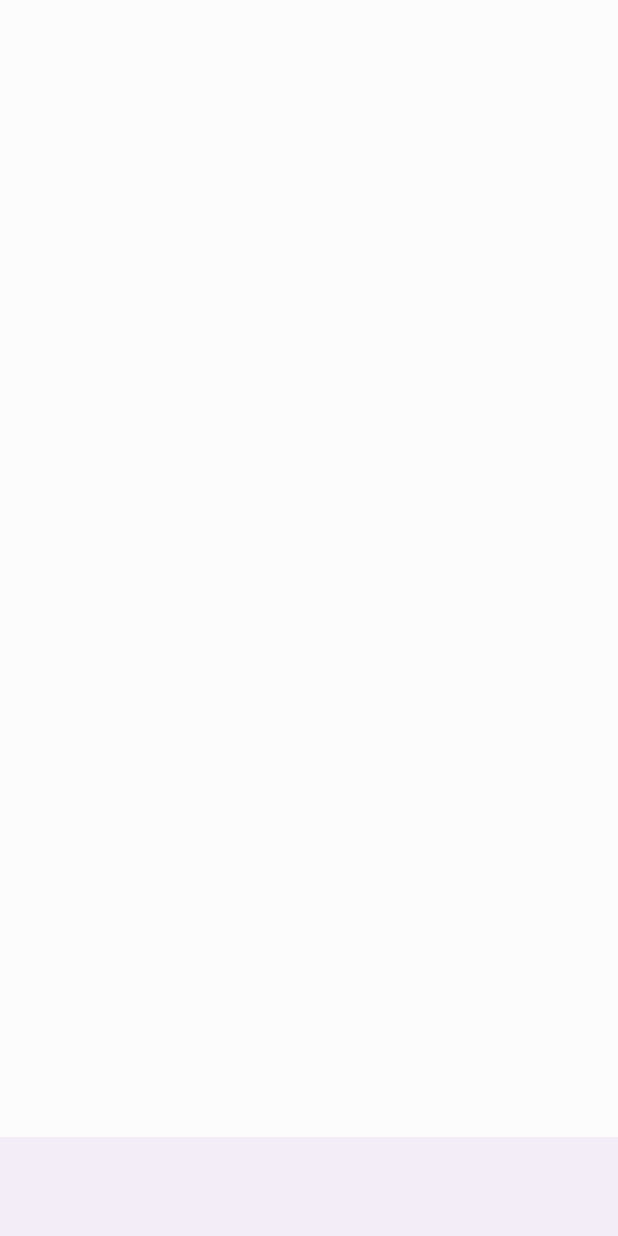
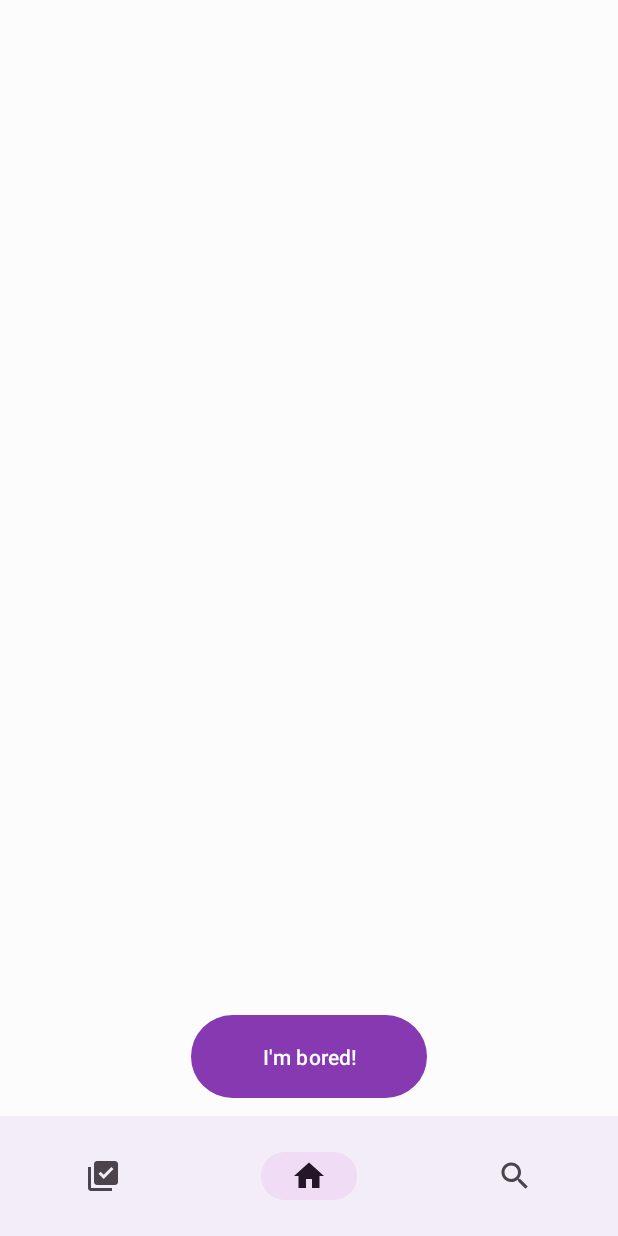
Before and after one commit to BradleyPhipps/ActivityTracker, an Android app: the screen it shows after launch (MainActivity), on a phone screen of 412 x 824 dp. Run offline under Robolectric (Android 15) with nearby library versions, the phone set to English and light mode, and no system bars; our stand-ins replace navigation-ui; 1 statement that could not run was skipped.

Commit message:
add navigation

```diff
--- a/app/src/main/java/com/example/activitytracker/MainActivity.kt
+++ b/app/src/main/java/com/example/activitytracker/MainActivity.kt
@@ -2,23 +2,68 @@ package com.example.activitytracker
 
 import androidx.appcompat.app.AppCompatActivity
 import android.os.Bundle
+import androidx.fragment.app.Fragment
+import androidx.navigation.findNavController
+import androidx.navigation.ui.setupWithNavController
+import com.example.activitytracker.databinding.MainActivityBinding
 import com.example.activitytracker.ui.main.home.HomeFragment
 import com.example.activitytracker.ui.main.myactivities.MyActivitiesFragment
+import com.example.activitytracker.ui.main.search.SearchFragment
+import com.google.android.material.bottomnavigation.BottomNavigationView
 
 class MainActivity : AppCompatActivity() {
 
+    private lateinit var binding:MainActivityBinding
     private lateinit var bootstrapper: Bootstrapper
 
     override fun onCreate(savedInstanceState: Bundle?) {
         super.onCreate(savedInstanceState)
-        setContentView(R.layout.main_activity)
 
+        binding = MainActivityBinding.inflate(layoutInflater)
+        setContentView(binding.root)
         bootstrapper = Bootstrapper()
 
-        if (savedInstanceState == null) {
-            supportFragmentManager.beginTransaction()
-                .replace(R.id.container, MyActivitiesFragment.newInstance())
-                .commitNow()
+        setupNavigation()
+    }
+
+    private fun setupNavigation(){
+        val navView: BottomNavigationView = binding.bottomNavigation
+        val navController = findNavController(R.id.nav_host_fragment_activity_main)
+
+        val homeFragment = HomeFragment.newInstance()
+        val myActivitiesFragment = MyActivitiesFragment.newInstance()
+        val searchFragment = SearchFragment.newInstance()
+
+        navView.selectedItemId = R.id.navHome
+        navView.setupWithNavController(navController)
+
+        navView.setOnItemSelectedListener { menuItem ->
+            when(menuItem.itemId){
+                R.id.navHome -> {
+                    navController.navigate(R.id.action_global_homeFragment)
+                    true}
+                R.id.navMyActivities ->{
+                    navController.navigate(R.id.action_global_myActivitiesFragment)
+                    true
+                }
+                R.id.navSearch ->{
+                    navController.navigate(R.id.action_global_searchFragment)
+                    true
+                }
+                else -> false
+            }
         }
+
+
+
+
+
+
     }
+
+    private fun setCurrentFragment(fragment: Fragment) =
+        supportFragmentManager.beginTransaction().apply {
+            replace(R.id.nav_host_fragment_container, fragment)
+            commit()
+        }
 }
--- a/app/src/main/java/com/example/activitytracker/ui/main/activity/ActivityDetailsFragment.kt
+++ b/app/src/main/java/com/example/activitytracker/ui/main/activity/ActivityDetailsFragment.kt
@@ -15,7 +15,7 @@ import com.example.activitytracker.ui.main.myactivities.MyActivitiesView
 import com.example.activitytracker.ui.main.myactivities.MyActivitiesViewController
 import com.example.activitytracker.ui.main.myactivities.MyActivitiesViewModel
 
-class ActivityDetailsFragment : Fragment() {
+class ActivityDetailsFragment : Fragment(R.layout.activity_details_fragment) {
 
     companion object {
         fun newInstance() = MyActivitiesFragment()
--- a/app/src/main/java/com/example/activitytracker/ui/main/myactivities/MyActivitiesFragment.kt
+++ b/app/src/main/java/com/example/activitytracker/ui/main/myactivities/MyActivitiesFragment.kt
@@ -11,7 +11,7 @@ import com.example.activitytracker.databinding.MyActivitiesFragmentBinding
 import kotlinx.coroutines.ExperimentalCoroutinesApi
 
 @ExperimentalCoroutinesApi
-class MyActivitiesFragment : Fragment() {
+class MyActivitiesFragment : Fragment(R.layout.my_activities_fragment) {
 
     companion object {
         fun newInstance() = MyActivitiesFragment()
--- /dev/null
+++ b/app/src/main/java/com/example/activitytracker/ui/main/search/SearchFragment.kt
@@ -0,0 +1,32 @@
+package com.example.activitytracker.ui.main.search
+
+import androidx.lifecycle.ViewModelProvider
+import android.os.Bundle
+import androidx.fragment.app.Fragment
+import android.view.LayoutInflater
+import android.view.View
+import android.view.ViewGroup
+import com.example.activitytracker.R
+
+class SearchFragment : Fragment(R.layout.search_fragment) {
+
+    companion object {
+        fun newInstance() = SearchFragment()
+    }
+
+    private lateinit var viewModel: SearchViewModel
+
+    override fun onCreateView(
+        inflater: LayoutInflater, container: ViewGroup?,
+        savedInstanceState: Bundle?
+    ): View? {
+        return inflater.inflate(R.layout.search_fragment, container, false)
+    }
+
+    override fun onActivityCreated(savedInstanceState: Bundle?) {
+        super.onActivityCreated(savedInstanceState)
+        viewModel = ViewModelProvider(this).get(SearchViewModel::class.java)
+        // TODO: Use the ViewModel
+    }
+
+}
--- /dev/null
+++ b/app/src/main/java/com/example/activitytracker/ui/main/search/SearchViewModel.kt
@@ -0,0 +1,7 @@
+package com.example.activitytracker.ui.main.search
+
+import androidx.lifecycle.ViewModel
+
+class SearchViewModel : ViewModel() {
+    // TODO: Implement the ViewModel
+}
--- /dev/null
+++ b/app/src/main/res/drawable/nav_home.xml
@@ -0,0 +1,10 @@
+<vector xmlns:android="http://schemas.android.com/apk/res/android"
+    android:width="24dp"
+    android:height="24dp"
+    android:viewportWidth="24"
+    android:viewportHeight="24"
+    android:tint="?attr/colorControlNormal">
+  <path
+      android:fillColor="@android:color/white"
+      android:pathData="M10,20v-6h4v6h5v-8h3L12,3 2,12h3v8z"/>
+</vector>
--- /dev/null
+++ b/app/src/main/res/drawable/nav_my_activities.xml
@@ -0,0 +1,10 @@
+<vector xmlns:android="http://schemas.android.com/apk/res/android"
+    android:width="24dp"
+    android:height="24dp"
+    android:viewportWidth="24"
+    android:viewportHeight="24"
+    android:tint="?attr/colorControlNormal">
+  <path
+      android:fillColor="@android:color/white"
+      android:pathData="M20,2L8,2c-1.1,0 -2,0.9 -2,2v12c0,1.1 0.9,2 2,2h12c1.1,0 2,-0.9 2,-2L22,4c0,-1.1 -0.9,-2 -2,-2zM12.47,14L9,10.5l1.4,-1.41 2.07,2.08L17.6,6 19,7.41 12.47,14zM4,6L2,6v14c0,1.1 0.9,2 2,2h14v-2L4,20L4,6z"/>
+</vector>
--- /dev/null
+++ b/app/src/main/res/drawable/nav_search.xml
@@ -0,0 +1,10 @@
+<vector xmlns:android="http://schemas.android.com/apk/res/android"
+    android:width="24dp"
+    android:height="24dp"
+    android:viewportWidth="24"
+    android:viewportHeight="24"
+    android:tint="?attr/colorControlNormal">
+  <path
+      android:fillColor="@android:color/white"
+      android:pathData="M15.5,14h-0.79l-0.28,-0.27C15.41,12.59 16,11.11 16,9.5 16,5.91 13.09,3 9.5,3S3,5.91 3,9.5 5.91,16 9.5,16c1.61,0 3.09,-0.59 4.23,-1.57l0.27,0.28v0.79l5,4.99L20.49,19l-4.99,-5zM9.5,14C7.01,14 5,11.99 5,9.5S7.01,5 9.5,5 14,7.01 14,9.5 11.99,14 9.5,14z"/>
+</vector>
--- a/app/src/main/res/layout/activity_card.xml
+++ b/app/src/main/res/layout/activity_card.xml
@@ -19,10 +19,10 @@
         <ImageView
             android:id="@+id/activityImage"
             android:layout_width="match_parent"
-            android:layout_height="100dp"
+            android:layout_height="70dp"
             android:background="@color/md_theme_dark_onSecondaryContainer"
-            android:scaleType="centerCrop"
-            android:contentDescription="TODO" />
+            android:contentDescription="TODO"
+            android:scaleType="centerCrop" />
         <LinearLayout
             android:layout_width="match_parent"
             android:layout_height="match_parent"
--- a/app/src/main/res/layout/home_fragment.xml
+++ b/app/src/main/res/layout/home_fragment.xml
@@ -34,19 +34,6 @@
         app:layout_constraintEnd_toEndOf="parent"
         app:layout_constraintStart_toStartOf="parent" />
 
-    <Button
-        android:id="@+id/button_getActivities"
-        style="@style/Widget.Material3.Button"
-        android:layout_width="157dp"
-        android:layout_height="63dp"
-        android:layout_marginStart="8dp"
-        android:layout_marginEnd="8dp"
-        android:layout_marginBottom="84dp"
-        android:text="Get Activities"
-        app:layout_constraintBottom_toBottomOf="parent"
-        app:layout_constraintEnd_toEndOf="parent"
-        app:layout_constraintStart_toStartOf="parent" />
-
     <FrameLayout
         android:id="@+id/ActivityContainer"
         android:layout_width="393dp"
--- a/app/src/main/res/layout/main_activity.xml
+++ b/app/src/main/res/layout/main_activity.xml
@@ -1,21 +1,38 @@
 <?xml version="1.0" encoding="utf-8"?>
-<LinearLayout xmlns:android="http://schemas.android.com/apk/res/android"
+<androidx.constraintlayout.widget.ConstraintLayout
+    xmlns:android="http://schemas.android.com/apk/res/android"
     xmlns:tools="http://schemas.android.com/tools"
+    xmlns:app="http://schemas.android.com/apk/res-auto"
     android:layout_width="match_parent"
     android:layout_height="match_parent"
     android:orientation="vertical"
     tools:context=".MainActivity">
 
-    <androidx.fragment.app.FragmentContainerView
-        android:id="@+id/container"
-        android:name="com.example.activitytracker.ui.main.home.HomeFragment"
+    <fragment
+        android:id="@+id/nav_host_fragment_activity_main"
+        android:name="androidx.navigation.fragment.NavHostFragment"
         android:layout_width="match_parent"
         android:layout_height="0dp"
-        android:layout_weight="90"
-        android:visibility="visible" />
+        app:defaultNavHost="true"
+        app:layout_constraintBottom_toTopOf="@+id/bottom_navigation"
+        app:layout_constraintHorizontal_bias="0.545"
+        app:layout_constraintLeft_toLeftOf="parent"
+        app:layout_constraintRight_toRightOf="parent"
+        app:layout_constraintTop_toTopOf="parent"
+        app:layout_constraintVertical_bias="0.0"
+        app:navGraph="@navigation/mobile_navigation" />
 
     <com.google.android.material.bottomnavigation.BottomNavigationView
+        android:id="@+id/bottom_navigation"
         android:layout_width="match_parent"
-        android:layout_height="66dp"
-        android:visibility="visible" />
-</LinearLayout>
+        android:layout_height="wrap_content"
+        android:visibility="visible"
+        app:labelVisibilityMode="unlabeled"
+        android:layout_marginStart="0dp"
+        android:layout_marginEnd="0dp"
+        app:layout_constraintBottom_toBottomOf="parent"
+        app:layout_constraintLeft_toLeftOf="parent"
+        app:layout_constraintRight_toRightOf="parent"
+        app:menu="@menu/bottom_navigation_menu" />
+
+</androidx.constraintlayout.widget.ConstraintLayout>
--- /dev/null
+++ b/app/src/main/res/layout/search_fragment.xml
@@ -0,0 +1,13 @@
+<?xml version="1.0" encoding="utf-8"?>
+<FrameLayout xmlns:android="http://schemas.android.com/apk/res/android"
+    xmlns:tools="http://schemas.android.com/tools"
+    android:layout_width="match_parent"
+    android:layout_height="match_parent"
+    tools:context=".ui.main.search.SearchFragment">
+
+    <TextView
+        android:layout_width="match_parent"
+        android:layout_height="match_parent"
+        android:text="Hello" />
+
+</FrameLayout>
--- /dev/null
+++ b/app/src/main/res/menu/bottom_navigation_menu.xml
@@ -0,0 +1,18 @@
+<?xml version="1.0" encoding="utf-8"?>
+<menu xmlns:android="http://schemas.android.com/apk/res/android">
+    <item
+        android:id="@+id/navMyActivities"
+        android:enabled="true"
+        android:icon="@drawable/nav_my_activities"
+        android:title="@string/nav_my_activities"/>
+    <item
+        android:id="@+id/navHome"
+        android:enabled="true"
+        android:icon="@drawable/nav_home"
+        android:title="@string/nav_home"/>
+    <item
+        android:id="@+id/navSearch"
+        android:enabled="true"
+        android:icon="@drawable/nav_search"
+        android:title="@string/nav_search"/>
+</menu>
--- /dev/null
+++ b/app/src/main/res/navigation/mobile_navigation.xml
@@ -0,0 +1,35 @@
+<?xml version="1.0" encoding="utf-8"?>
+<navigation xmlns:android="http://schemas.android.com/apk/res/android"
+    xmlns:app="http://schemas.android.com/apk/res-auto"
+    xmlns:tools="http://schemas.android.com/tools"
+    android:id="@+id/mobile_navigation.xml"
+    app:startDestination="@id/homeFragment">
+
+    <fragment
+        android:id="@+id/homeFragment"
+        android:name="com.example.activitytracker.ui.main.home.HomeFragment"
+        android:label="home_fragment"
+        tools:layout="@layout/home_fragment" />
+    <fragment
+        android:id="@+id/myActivitiesFragment"
+        android:name="com.example.activitytracker.ui.main.myactivities.MyActivitiesFragment"
+        android:label="my_activities_fragment"
+        tools:layout="@layout/my_activities_fragment" />
+    <fragment
+        android:id="@+id/searchFragment"
+        android:name="com.example.activitytracker.ui.main.search.SearchFragment"
+        android:label="search_fragment"
+        tools:layout="@layout/search_fragment" />
+    <fragment
+        android:id="@+id/activityDetailsFragment"
+        android:name="com.example.activitytracker.ui.main.activity.ActivityDetailsFragment"
+        android:label="activity_details_fragment"
+        tools:layout="@layout/activity_details_fragment" />
+    <action android:id="@+id/action_global_homeFragment" app:destination="@id/homeFragment" />
+    <action android:id="@+id/action_global_searchFragment" app:destination="@id/searchFragment" />
+    <action
+        android:id="@+id/action_global_myActivitiesFragment"
+        app:destination="@id/myActivitiesFragment"
+        app:enterAnim="@anim/nav_default_enter_anim" />
+    <action android:id="@+id/action_global_activityDetailsFragment" app:destination="@id/activityDetailsFragment" />
+</navigation>
--- a/app/src/main/res/values/strings.xml
+++ b/app/src/main/res/values/strings.xml
@@ -1,4 +1,7 @@
 <resources>
     <string name="app_name">ActivityTracker</string>
     <string name="home_generate_activity">"I'm bored!"</string>
+    <string name="nav_my_activities">My Activities</string>
+    <string name="nav_home">Home</string>
+    <string name="nav_search">Search</string>
 </resources>
```
